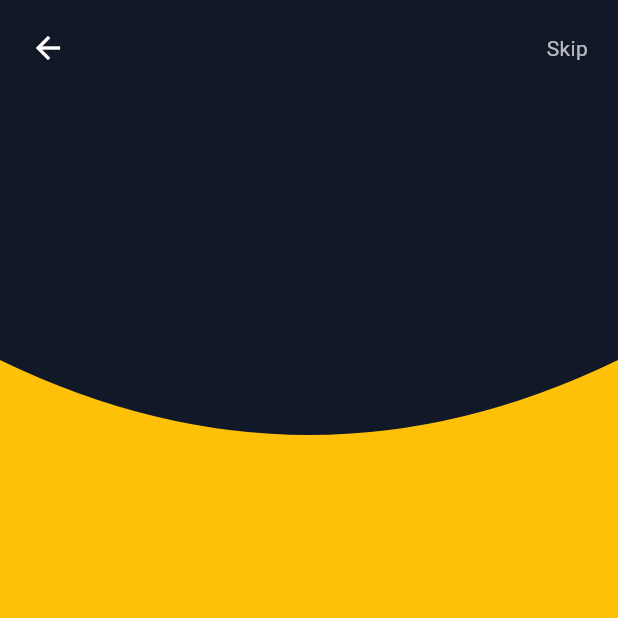
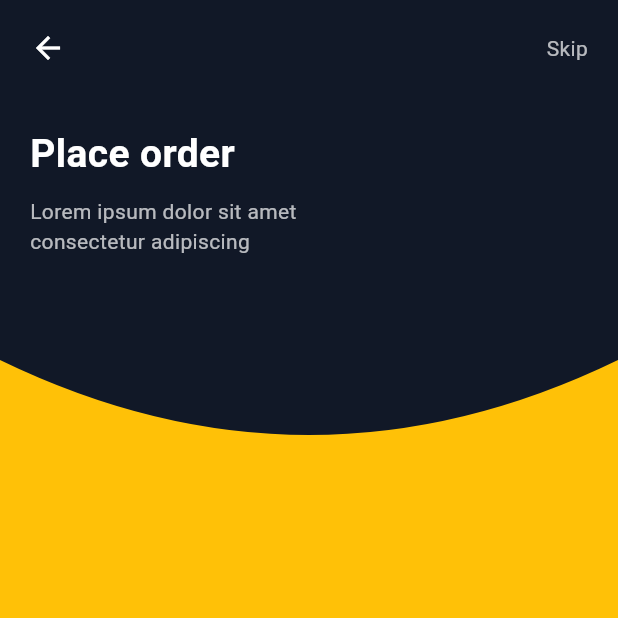
Before and after one commit to dwiilhammaulana/UAS_Mobile_App, a Flutter app: the screen it shows after launch, on a phone screen of 412 x 824 dp, the top half of it. Run offline on Flutter 3.47's test engine with Material 3 defaults, Android fonts, the phone set to English and light mode, and no system bars.

Commit message:
membuat spash_screen3 tahap 4 tambah text utama dan subtext

```diff
--- a/lib/page/splash_screen3.dart
+++ b/lib/page/splash_screen3.dart
@@ -36,10 +36,24 @@ SafeArea(
               child: const Text(
                 "Skip",
                 style: TextStyle(color: Colors.white70, fontSize: 14),
-              ),
+              )
             ),
           ],
         ),
+        const SizedBox(height: 40),
+const Text(
+  "Place order",
+  style: TextStyle(
+    color: Colors.white,
+    fontSize: 26,
+    fontWeight: FontWeight.bold,
+  ),
+),
+const SizedBox(height: 10),
+const Text(
+  "Lorem ipsum dolor sit amet\nconsectetur adipiscing",
+  style: TextStyle(color: Colors.white70, fontSize: 14),
+),
       ],
     ),
   ),
```
